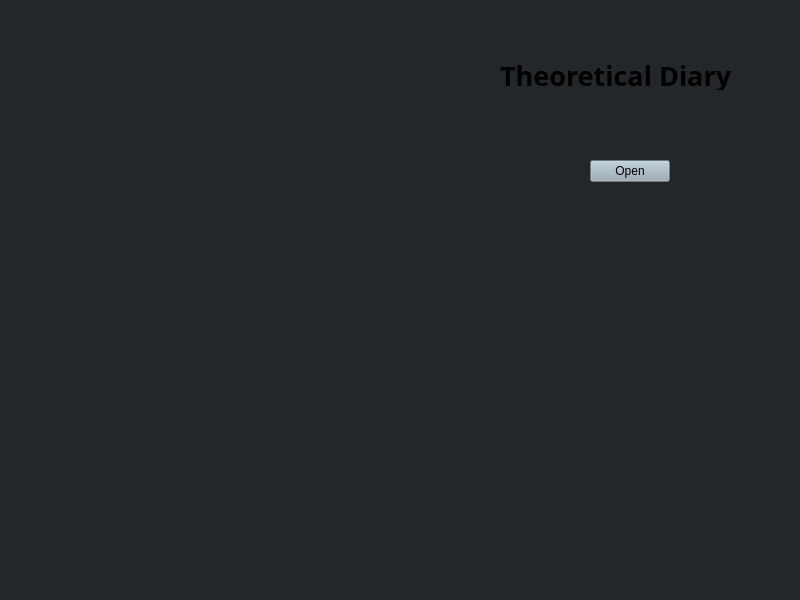
This is mainwindow.ui in someretical/TheoreticalDiary as Qt 5 draws it before an edit. The edited form follows.
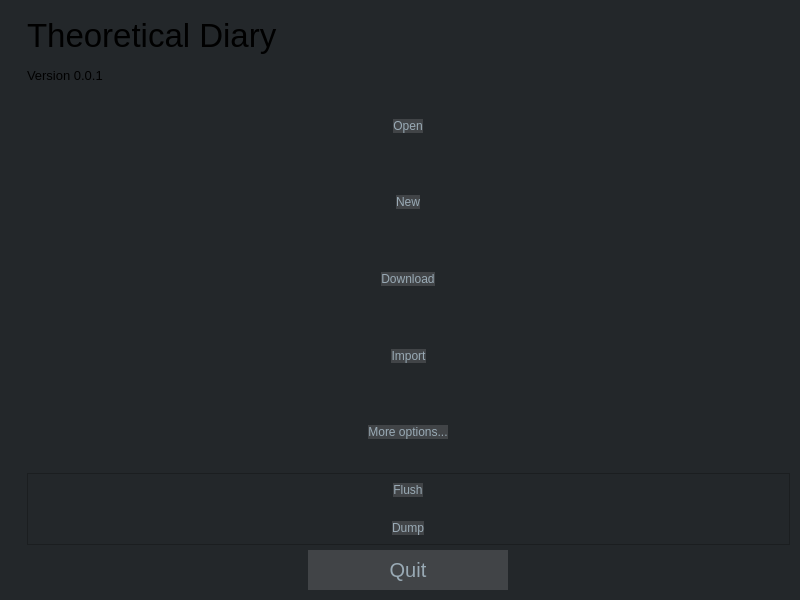
This is the edited form. Icons and pictures are not drawn.

Commit message: added buttons and pictures for diary_closed screen

```diff
--- a/mainwindow.ui
+++ b/mainwindow.ui
@@ -11,7 +11,7 @@
    </rect>
   </property>
   <property name="sizePolicy">
-   <sizepolicy hsizetype="Maximum" vsizetype="Maximum">
+   <sizepolicy hsizetype="Fixed" vsizetype="Fixed">
     <horstretch>0</horstretch>
     <verstretch>0</verstretch>
    </sizepolicy>
@@ -37,64 +37,369 @@
   <property name="styleSheet">
    <string notr="true">background-color: rgb(35, 39, 42);</string>
   </property>
-  <widget class="QWidget" name="centralwidget">
-   <widget class="QPushButton" name="pushButton">
-    <property name="geometry">
-     <rect>
-      <x>590</x>
-      <y>160</y>
-      <width>80</width>
-      <height>22</height>
-     </rect>
+  <property name="iconSize">
+   <size>
+    <width>128</width>
+    <height>128</height>
+   </size>
+  </property>
+  <widget class="QWidget" name="central_widget">
+   <property name="styleSheet">
+    <string notr="true">QPushButton {
+    border: none;
+    border-radius: 0px;
+    background-color: #414447;
+    color: rgb(153, 170, 181);
+}
+
+QPushButton:pressed {
+    border: none;
+    border-radius: 0px;
+    background-color: #2c2f33;
+}
+
+QPushButton:hover:!pressed
+{
+    border: none;
+    border-radius: 0px;
+    background-color: #56595c;
+}
+QScrollArea {
+border: none
+}
+</string>
+   </property>
+   <layout class="QGridLayout" name="gridLayout">
+    <property name="leftMargin">
+     <number>10</number>
     </property>
-    <property name="styleSheet">
-     <string notr="true">background-color: rgb(153, 170, 181);
-color: rgb(0, 0, 0);</string>
+    <property name="topMargin">
+     <number>10</number>
     </property>
-    <property name="text">
-     <string>Open</string>
+    <property name="rightMargin">
+     <number>10</number>
     </property>
-   </widget>
-   <widget class="QLabel" name="main_icon">
-    <property name="geometry">
-     <rect>
-      <x>40</x>
-      <y>75</y>
-      <width>450</width>
-      <height>450</height>
-     </rect>
+    <property name="bottomMargin">
+     <number>10</number>
     </property>
-    <property name="pixmap">
-     <pixmap resource="diary.qrc">:/images/icon.svg</pixmap>
+    <property name="spacing">
+     <number>10</number>
     </property>
-    <property name="scaledContents">
-     <bool>true</bool>
-    </property>
-   </widget>
-   <widget class="QLabel" name="title_text">
-    <property name="geometry">
-     <rect>
-      <x>500</x>
-      <y>60</y>
-      <width>300</width>
-      <height>30</height>
-     </rect>
-    </property>
-    <property name="font">
-     <font>
-      <family>JetBrains Mono</family>
-      <pointsize>20</pointsize>
-      <weight>75</weight>
-      <italic>false</italic>
-      <bold>true</bold>
-     </font>
-    </property>
-    <property name="text">
-     <string>Theoretical Diary</string>
-    </property>
-   </widget>
+    <item row="0" column="0" alignment="Qt::AlignHCenter|Qt::AlignVCenter">
+     <widget class="QLabel" name="app_icon">
+      <property name="sizePolicy">
+       <sizepolicy hsizetype="Fixed" vsizetype="Fixed">
+        <horstretch>0</horstretch>
+        <verstretch>0</verstretch>
+       </sizepolicy>
+      </property>
+      <property name="maximumSize">
+       <size>
+        <width>500</width>
+        <height>500</height>
+       </size>
+      </property>
+      <property name="font">
+       <font>
+        <stylestrategy>PreferDefault</stylestrategy>
+       </font>
+      </property>
+      <property name="text">
+       <string notr="true"/>
+      </property>
+      <property name="pixmap">
+       <pixmap resource="diary.qrc">:/images/icon.svg</pixmap>
+      </property>
+      <property name="scaledContents">
+       <bool>true</bool>
+      </property>
+      <property name="alignment">
+       <set>Qt::AlignCenter</set>
+      </property>
+     </widget>
+    </item>
+    <item row="0" column="1">
+     <layout class="QVBoxLayout" name="right_half">
+      <property name="spacing">
+       <number>5</number>
+      </property>
+      <item>
+       <layout class="QVBoxLayout" name="top_half">
+        <property name="spacing">
+         <number>5</number>
+        </property>
+        <item alignment="Qt::AlignVCenter">
+         <widget class="QLabel" name="title">
+          <property name="sizePolicy">
+           <sizepolicy hsizetype="Minimum" vsizetype="Minimum">
+            <horstretch>0</horstretch>
+            <verstretch>0</verstretch>
+           </sizepolicy>
+          </property>
+          <property name="minimumSize">
+           <size>
+            <width>200</width>
+            <height>50</height>
+           </size>
+          </property>
+          <property name="maximumSize">
+           <size>
+            <width>300</width>
+            <height>50</height>
+           </size>
+          </property>
+          <property name="font">
+           <font>
+            <pointsize>25</pointsize>
+           </font>
+          </property>
+          <property name="text">
+           <string>Theoretical Diary</string>
+          </property>
+         </widget>
+        </item>
+        <item alignment="Qt::AlignVCenter">
+         <widget class="QLabel" name="version">
+          <property name="sizePolicy">
+           <sizepolicy hsizetype="Minimum" vsizetype="Minimum">
+            <horstretch>0</horstretch>
+            <verstretch>0</verstretch>
+           </sizepolicy>
+          </property>
+          <property name="minimumSize">
+           <size>
+            <width>200</width>
+            <height>20</height>
+           </size>
+          </property>
+          <property name="maximumSize">
+           <size>
+            <width>300</width>
+            <height>20</height>
+           </size>
+          </property>
+          <property name="font">
+           <font>
+            <pointsize>10</pointsize>
+           </font>
+          </property>
+          <property name="text">
+           <string>Version 0.0.1</string>
+          </property>
+         </widget>
+        </item>
+        <item>
+         <widget class="QScrollArea" name="top_half_scroll_area">
+          <property name="widgetResizable">
+           <bool>true</bool>
+          </property>
+          <widget class="QWidget" name="scroll_contents">
+           <property name="geometry">
+            <rect>
+             <x>0</x>
+             <y>0</y>
+             <width>266</width>
+             <height>451</height>
+            </rect>
+           </property>
+           <layout class="QVBoxLayout" name="verticalLayout">
+            <property name="spacing">
+             <number>5</number>
+            </property>
+            <property name="leftMargin">
+             <number>0</number>
+            </property>
+            <property name="topMargin">
+             <number>0</number>
+            </property>
+            <property name="rightMargin">
+             <number>0</number>
+            </property>
+            <property name="bottomMargin">
+             <number>0</number>
+            </property>
+            <item alignment="Qt::AlignHCenter|Qt::AlignVCenter">
+             <widget class="QPushButton" name="open_button">
+              <property name="sizePolicy">
+               <sizepolicy hsizetype="Minimum" vsizetype="Minimum">
+                <horstretch>0</horstretch>
+                <verstretch>0</verstretch>
+               </sizepolicy>
+              </property>
+              <property name="toolTip">
+               <string>Open a local diary.</string>
+              </property>
+              <property name="text">
+               <string>Open</string>
+              </property>
+             </widget>
+            </item>
+            <item alignment="Qt::AlignHCenter|Qt::AlignVCenter">
+             <widget class="QPushButton" name="new_button">
+              <property name="sizePolicy">
+               <sizepolicy hsizetype="Minimum" vsizetype="Minimum">
+                <horstretch>0</horstretch>
+                <verstretch>0</verstretch>
+               </sizepolicy>
+              </property>
+              <property name="toolTip">
+               <string>Create a new local diary.</string>
+              </property>
+              <property name="text">
+               <string>New</string>
+              </property>
+             </widget>
+            </item>
+            <item alignment="Qt::AlignHCenter|Qt::AlignVCenter">
+             <widget class="QPushButton" name="dl_button">
+              <property name="sizePolicy">
+               <sizepolicy hsizetype="Minimum" vsizetype="Minimum">
+                <horstretch>0</horstretch>
+                <verstretch>0</verstretch>
+               </sizepolicy>
+              </property>
+              <property name="toolTip">
+               <string>Download a diary backup from Google Drive.</string>
+              </property>
+              <property name="text">
+               <string>Download</string>
+              </property>
+             </widget>
+            </item>
+            <item alignment="Qt::AlignHCenter|Qt::AlignVCenter">
+             <widget class="QPushButton" name="import_button">
+              <property name="sizePolicy">
+               <sizepolicy hsizetype="Minimum" vsizetype="Minimum">
+                <horstretch>0</horstretch>
+                <verstretch>0</verstretch>
+               </sizepolicy>
+              </property>
+              <property name="toolTip">
+               <string>Import an uncompressed and unencrypted JSON diary.</string>
+              </property>
+              <property name="text">
+               <string>Import</string>
+              </property>
+             </widget>
+            </item>
+            <item alignment="Qt::AlignHCenter|Qt::AlignVCenter">
+             <widget class="QPushButton" name="options_button">
+              <property name="sizePolicy">
+               <sizepolicy hsizetype="Minimum" vsizetype="Minimum">
+                <horstretch>0</horstretch>
+                <verstretch>0</verstretch>
+               </sizepolicy>
+              </property>
+              <property name="toolTip">
+               <string>Advanced options.</string>
+              </property>
+              <property name="text">
+               <string>More options...</string>
+              </property>
+             </widget>
+            </item>
+            <item>
+             <widget class="QFrame" name="options">
+              <property name="frameShape">
+               <enum>QFrame::StyledPanel</enum>
+              </property>
+              <property name="frameShadow">
+               <enum>QFrame::Raised</enum>
+              </property>
+              <layout class="QVBoxLayout" name="verticalLayout_3">
+               <property name="spacing">
+                <number>5</number>
+               </property>
+               <property name="leftMargin">
+                <number>0</number>
+               </property>
+               <property name="topMargin">
+                <number>0</number>
+               </property>
+               <property name="rightMargin">
+                <number>0</number>
+               </property>
+               <property name="bottomMargin">
+                <number>0</number>
+               </property>
+               <item alignment="Qt::AlignHCenter|Qt::AlignVCenter">
+                <widget class="QPushButton" name="flush_button">
+                 <property name="sizePolicy">
+                  <sizepolicy hsizetype="Minimum" vsizetype="Minimum">
+                   <horstretch>0</horstretch>
+                   <verstretch>0</verstretch>
+                  </sizepolicy>
+                 </property>
+                 <property name="toolTip">
+                  <string>Delete the Google OAuth access token file.</string>
+                 </property>
+                 <property name="text">
+                  <string>Flush</string>
+                 </property>
+                </widget>
+               </item>
+               <item alignment="Qt::AlignHCenter|Qt::AlignVCenter">
+                <widget class="QPushButton" name="pushButton">
+                 <property name="sizePolicy">
+                  <sizepolicy hsizetype="Minimum" vsizetype="Minimum">
+                   <horstretch>0</horstretch>
+                   <verstretch>0</verstretch>
+                  </sizepolicy>
+                 </property>
+                 <property name="toolTip">
+                  <string>Dump the contents of the Google Drive backup folder.</string>
+                 </property>
+                 <property name="text">
+                  <string>Dump</string>
+                 </property>
+                </widget>
+               </item>
+              </layout>
+             </widget>
+            </item>
+           </layout>
+          </widget>
+         </widget>
+        </item>
+       </layout>
+      </item>
+      <item alignment="Qt::AlignHCenter|Qt::AlignVCenter">
+       <widget class="QPushButton" name="quit_button">
+        <property name="sizePolicy">
+         <sizepolicy hsizetype="Minimum" vsizetype="Minimum">
+          <horstretch>0</horstretch>
+          <verstretch>0</verstretch>
+         </sizepolicy>
+        </property>
+        <property name="minimumSize">
+         <size>
+          <width>200</width>
+          <height>40</height>
+         </size>
+        </property>
+        <property name="maximumSize">
+         <size>
+          <width>200</width>
+          <height>40</height>
+         </size>
+        </property>
+        <property name="font">
+         <font>
+          <pointsize>15</pointsize>
+         </font>
+        </property>
+        <property name="toolTip">
+         <string>Exit the app without saving changes.</string>
+        </property>
+        <property name="text">
+         <string>Quit</string>
+        </property>
+       </widget>
+      </item>
+     </layout>
+    </item>
+   </layout>
   </widget>
-  <widget class="QStatusBar" name="statusbar"/>
  </widget>
  <resources>
   <include location="diary.qrc"/>
```
The commit also changes 2 other files.
